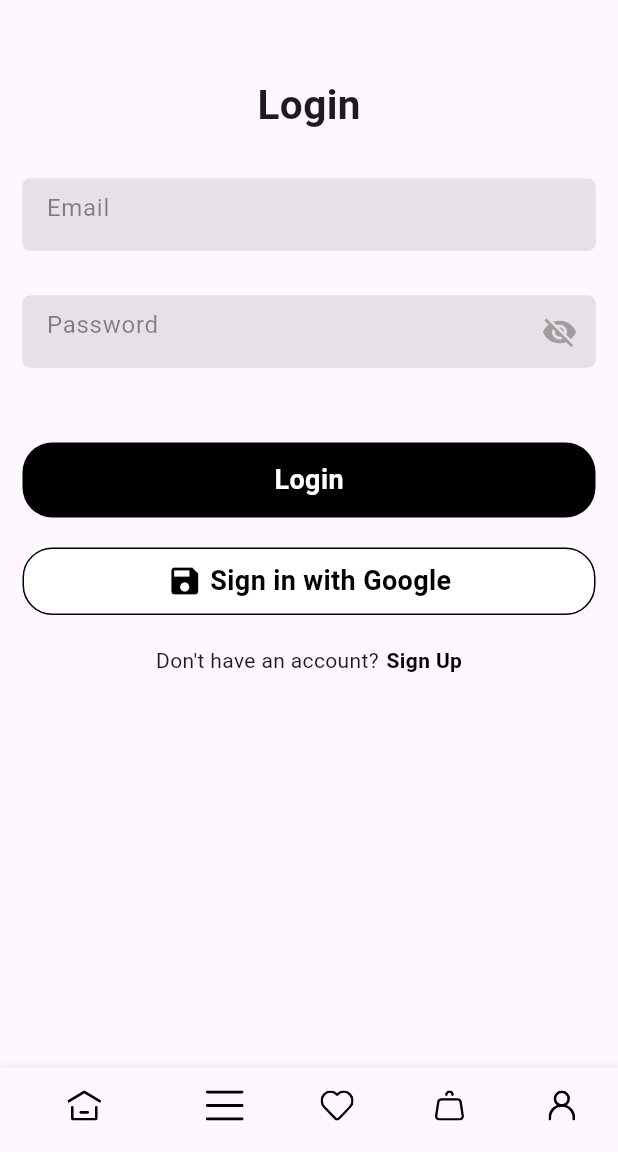
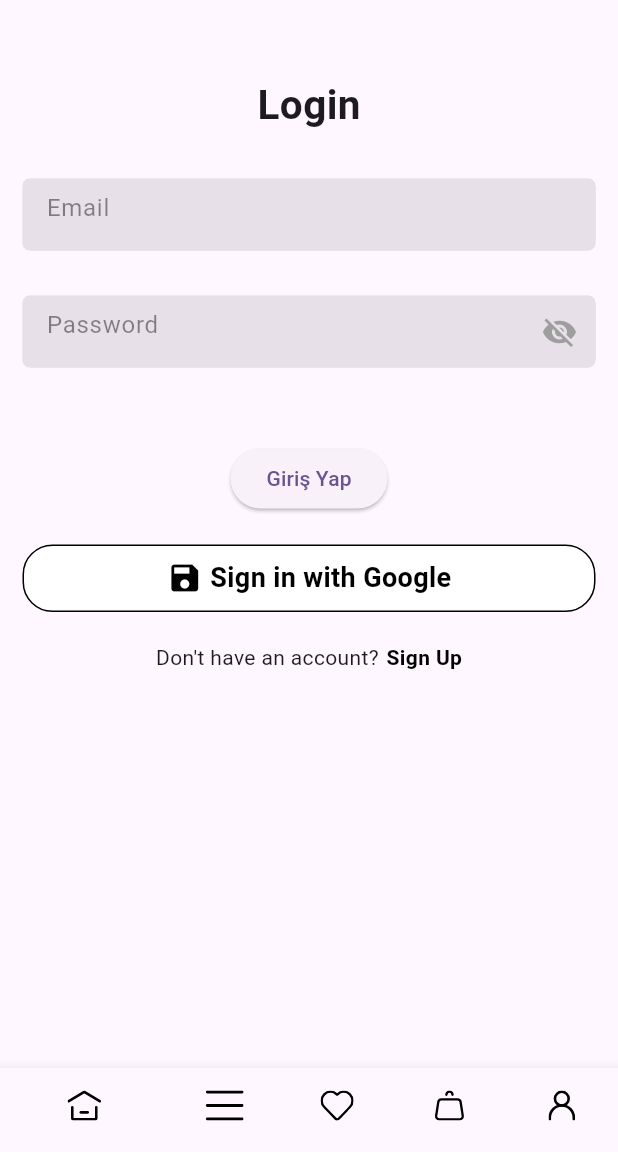
Before and after one commit to mrveavc/e_commerce_project, a Flutter app: the screen it shows after launch, on a phone screen of 412 x 824 dp, the part 84-1236 px from its top. Run offline on Flutter 3.47's test engine with Material 3 defaults, Android fonts, the phone set to English and light mode, and no system bars; our stand-ins replace auto_route, cloud_firestore, firebase_auth, firebase_core, flutter_mobx, flutter_svg and 5 more; accounts and stored records are empty; generated files the repository leaves out were written again.

```diff
--- a/lib/src/ui/view/pages/login_page.dart
+++ b/lib/src/ui/view/pages/login_page.dart
@@ -5,23 +5,33 @@ import 'package:e_commerce_project/src/store/auth_store.dart';
 import 'package:e_commerce_project/src/ui/widgets/form_container_widget.dart';
 import 'package:e_commerce_project/src/common/toast.dart';
 import 'package:e_commerce_project/src/utils/navigation/router/app_router.dart';
+import 'package:e_commerce_project/src/view_model/login_view_model.dart';
 // import 'package:e_commerce_project/src/view_model/login_view_model.dart';
 import 'package:firebase_auth/firebase_auth.dart';
 import 'package:flutter/material.dart';
 import 'package:google_sign_in/google_sign_in.dart';
+import 'package:provider/provider.dart';
 // import 'package:provider/provider.dart';
 
 @RoutePage()
-class LoginPage extends StatefulWidget {
+class LoginPage extends StatefulWidget implements AutoRouteWrapper {
   const LoginPage({super.key});
 
   @override
   State<LoginPage> createState() => _LoginPageState();
+
+  @override
+  Widget wrappedRoute(BuildContext context) {
+    return ChangeNotifierProvider(
+      create: (ad) => LoginViewModel(),
+      child: this,
+    );
+  }
 }
 
 class _LoginPageState extends State<LoginPage> {
   final authStore = getIt.get<AuthStore>();
-  final FirebaseAuthService _auth = FirebaseAuthService();
+  // final FirebaseAuthService _auth = FirebaseAuthService();
   final FirebaseAuth _firebaseAuth = FirebaseAuth.instance;
   TextEditingController _emailController = TextEditingController();
   TextEditingController _passwordController = TextEditingController();
@@ -58,35 +68,35 @@ class _LoginPageState extends State<LoginPage> {
               const SizedBox(
                 height: 50,
               ),
-              // _buildLoginButton(context),
-              GestureDetector(
-                onTap: () {
-                  _signIn();
-                },
-                child: Container(
-                  width: double.infinity,
-                  height: 50,
-                  decoration: BoxDecoration(
-                    color: Colors.black,
-                    borderRadius: BorderRadius.circular(20),
-                  ),
-                  child: Center(
-                    child: authStore.isUserLoggedIn
-                        // _isSigning
-                        ? const CircularProgressIndicator(
-                            color: Colors.white,
-                          )
-                        : const Text(
-                            "Login",
-                            style: TextStyle(
-                              fontSize: 18,
-                              color: Colors.white,
-                              fontWeight: FontWeight.bold,
-                            ),
-                          ),
-                  ),
-                ),
-              ),
+              _buildLoginButton(context),
+              // GestureDetector(
+              //   onTap: () {
+              //     _signIn();
+              //   },
+              //   child: Container(
+              //     width: double.infinity,
+              //     height: 50,
+              //     decoration: BoxDecoration(
+              //       color: Colors.black,
+              //       borderRadius: BorderRadius.circular(20),
+              //     ),
+              //     child: Center(
+              //       child: authStore.isUserLoggedIn
+              //           // _isSigning
+              //           ? const CircularProgressIndicator(
+              //               color: Colors.white,
+              //             )
+              //           : const Text(
+              //               "Login",
+              //               style: TextStyle(
+              //                 fontSize: 18,
+              //                 color: Colors.white,
+              //                 fontWeight: FontWeight.bold,
+              //               ),
+              //             ),
+              //     ),
+              //   ),
+              // ),
               const SizedBox(
                 height: 20,
               ),
@@ -157,36 +167,36 @@ class _LoginPageState extends State<LoginPage> {
     );
   }
 
-  // Widget _buildLoginButton(BuildContext context) {
-  //   LoginViewModel viewModel = Provider.of(
-  //     context,
-  //     listen: false,
-  //   );
-  //   return ElevatedButton(
-  //     child: Text("Giriş Yap"),
-  //     onPressed: () {
-  //       viewModel.signIn(
-  //         context,
-  //         _emailController.text.trim(),
-  //         _passwordController.text.trim(),
-  //       );
-  //     },
-  //   );
+  Widget _buildLoginButton(BuildContext context) {
+    LoginViewModel viewModel = Provider.of(
+      context,
+      listen: false,
+    );
+    return ElevatedButton(
+      child: Text("Giriş Yap"),
+      onPressed: () {
+        viewModel.signIn(
+          context,
+          _emailController.text.trim(),
+          _passwordController.text.trim(),
+        );
+      },
+    );
+  }
+
+  // void _signIn() async {
+  //   String email = _emailController.text;
+  //   String password = _passwordController.text;
+
+  //   User? user = await _auth.signInWithEmailAndPassword(email, password);
+
+  //   if (user != null) {
+  //     showToast(message: "User is successfully signed in");
+  //     context.router.replace(const ProfilRoute());
+  //   } else {
+  //     showToast(message: "some error occured");
+  //   }
   // }
-
-  void _signIn() async {
-    String email = _emailController.text;
-    String password = _passwordController.text;
-
-    User? user = await _auth.signInWithEmailAndPassword(email, password);
-
-    if (user != null) {
-      showToast(message: "User is successfully signed in");
-      context.router.replace(const ProfilRoute());
-    } else {
-      showToast(message: "some error occured");
-    }
-  }
 
   _signInWithGoogle() async {
     final GoogleSignIn _googleSignIn = GoogleSignIn();
```
Also changed, not shown: lib/src/view_model/login_view_model.dart (+57 -57 lines), lib/src/utils/navigation/router/app_router.gr.dart.
